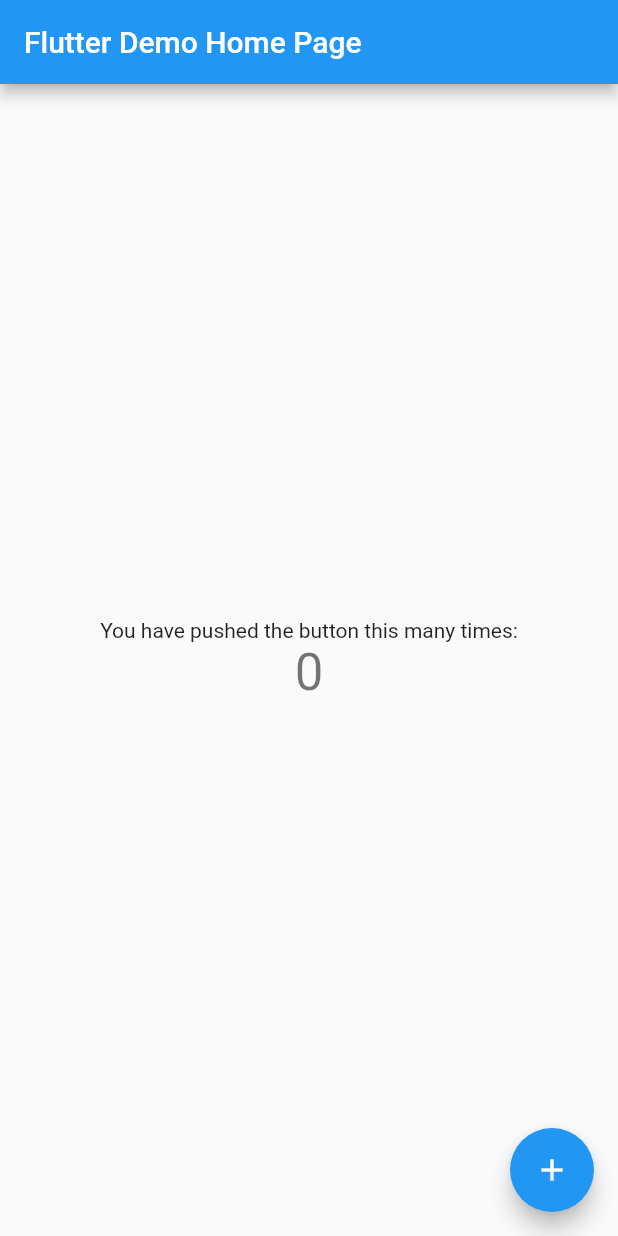
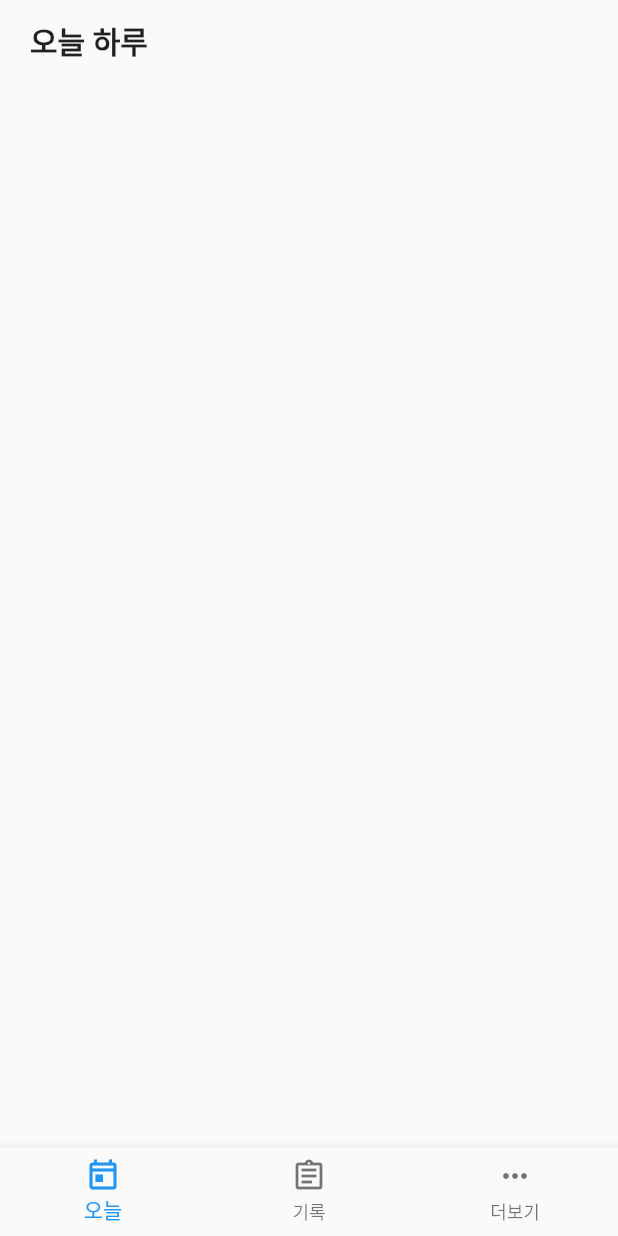
Before and after one commit to Gandarlpu/Flutter_Practice, a Flutter app: the screen it shows after launch, on a phone screen of 412 x 824 dp. Run offline on Flutter 3.47's test engine with Material 2 defaults, Android fonts, the phone set to English and light mode, and no system bars.

Commit message:
버전 관리 후 커밋

```diff
--- /dev/null
+++ b/lib/data/todo.dart
@@ -0,0 +1,11 @@
+class Todo {
+  String title;
+  String memo;
+  String category;
+  int color;
+  int done;
+  int date;
+
+  // 생성자
+  Todo({this.title, this.memo, this.category , this.color , this.done , this.date});
+}
--- a/lib/main.dart
+++ b/lib/main.dart
@@ -1,4 +1,6 @@
 import 'package:flutter/material.dart';
+
+import 'data/todo.dart';
 
 void main() {
   runApp(const MyApp());
@@ -30,63 +32,91 @@ class MyHomePage extends StatefulWidget {
 }
 
 class _MyHomePageState extends State<MyHomePage> {
-  int _counter = 0;
 
-  void _incrementCounter() {
-    setState(() {
-      _counter++;
-    });
+  // 여러개를 담는 List를 통해 idx(할일)이 1이상일 때
+  // 무엇을 담냐면 todo.dart의 여러 정보들을 담아줌
+  List<Todo> todos = [];
+
+
+
+  @override
+  void initState(){
+    super.initState();
   }
 
   @override
   Widget build(BuildContext context) {
-    // This method is rerun every time setState is called, for instance as done
-    // by the _incrementCounter method above.
-    //
-    // The Flutter framework has been optimized to make rerunning build methods
-    // fast, so that you can just rebuild anything that needs updating rather
-    // than having to individually change instances of widgets.
     return Scaffold(
-      appBar: AppBar(
-        // Here we take the value from the MyHomePage object that was created by
-        // the App.build method, and use it to set our appbar title.
-        title: Text(widget.title),
+      appBar: PreferredSize(child : AppBar(),
+        preferredSize: Size.fromHeight(0),
       ),
-      body: Center(
-        // Center is a layout widget. It takes a single child and positions it
-        // in the middle of the parent.
-        child: Column(
-          // Column is also a layout widget. It takes a list of children and
-          // arranges them vertically. By default, it sizes itself to fit its
-          // children horizontally, and tries to be as tall as its parent.
-          //
-          // Invoke "debug painting" (press "p" in the console, choose the
-          // "Toggle Debug Paint" action from the Flutter Inspector in Android
-          // Studio, or the "Toggle Debug Paint" command in Visual Studio Code)
-          // to see the wireframe for each widget.
-          //
-          // Column has various properties to control how it sizes itself and
-          // how it positions its children. Here we use mainAxisAlignment to
-          // center the children vertically; the main axis here is the vertical
-          // axis because Columns are vertical (the cross axis would be
-          // horizontal).
-          mainAxisAlignment: MainAxisAlignment.center,
-          children: <Widget>[
-            const Text(
-              'You have pushed the button this many times:',
-            ),
-            Text(
-              '$_counter',
-              style: Theme.of(context).textTheme.headline4,
-            ),
-          ],
-        ),
+      body: ListView.builder(
+          itemBuilder: (ctx , idx){
+            if(idx == 0){
+              return Container(
+                child : const Text("오늘 하루" , style : TextStyle(fontSize: 20 , fontWeight: FontWeight.bold),),
+                margin : const EdgeInsets.symmetric(vertical: 12 , horizontal: 20),
+              );
+            }else if(idx == 1){
+              return Container(
+                child : Column(
+                  children: List.generate(todos.length, (_idx){
+                      // todos의 갯수 인덱스만큼 출력
+                      Todo t = todos[_idx];
+
+                      return Container(
+                        decoration: BoxDecoration(
+                          color : Color(t.color),
+                          borderRadius: BorderRadius.circular(16)
+                        ),
+                        padding : const EdgeInsets.symmetric(vertical: 12, horizontal: 12),
+                        margin : const EdgeInsets.symmetric(vertical: 8, horizontal: 20),
+                        child : Column(
+                          // 각 줄은 중앙 정렬로 기본 셋팅되어잇음
+                          crossAxisAlignment: CrossAxisAlignment.start,
+                          //Column의 경우 행이 들어가는데 행에 대한 얼라이먼트가 아닌 행의 열이 시작으로 되던지 가운데인지를
+                          // 크로스 얼라이언트를 통해 설정
+
+                          children: [
+                            Row(
+                              mainAxisAlignment: MainAxisAlignment.spaceBetween,
+                              children: [
+                                Text(t.title , style: const TextStyle(fontSize: 18, color : Colors.white , fontWeight: FontWeight.bold),),
+                                Text(t.done == 0 ? "미완료" : "완료" , style: const TextStyle(color : Colors.white),)
+                              ],
+                            ),
+                            Container(height: 8), // 여백
+                            Text(t.memo , style: const TextStyle(color : Colors.white),)
+                          ],
+                        )
+                      );
+                    }
+                  )
+                )
+              );
+            }
+
+            return Container();
+          },
+        itemCount: 4,
       ),
-      floatingActionButton: FloatingActionButton(
-        onPressed: _incrementCounter,
-        tooltip: 'Increment',
-        child: const Icon(Icons.add),
-      ), // This trailing comma makes auto-formatting nicer for build methods.
+      bottomNavigationBar: BottomNavigationBar(
+        items: const [
+          BottomNavigationBarItem(
+              icon: Icon(Icons.today_outlined),
+              label: "오늘"
+          ),
+          BottomNavigationBarItem(
+              icon: Icon(Icons.assignment_outlined),
+              label: "기록"
+          ),
+          BottomNavigationBarItem(
+              icon: Icon(Icons.more_horiz),
+              label: "더보기"
+          ),
+        ],
+      ),
+
     );
   }
 }
```
Also changed, not shown: lib/data/utils.dart (added, +26 -0 lines).
